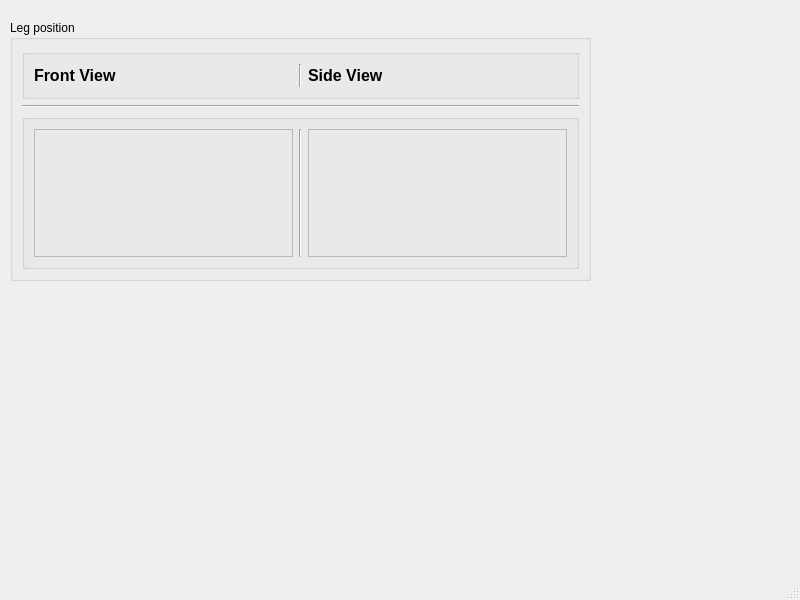
lrfbranco/soft-robotics-gui, file soft-robotics-gui/mainwindow.ui: the form before one commit.
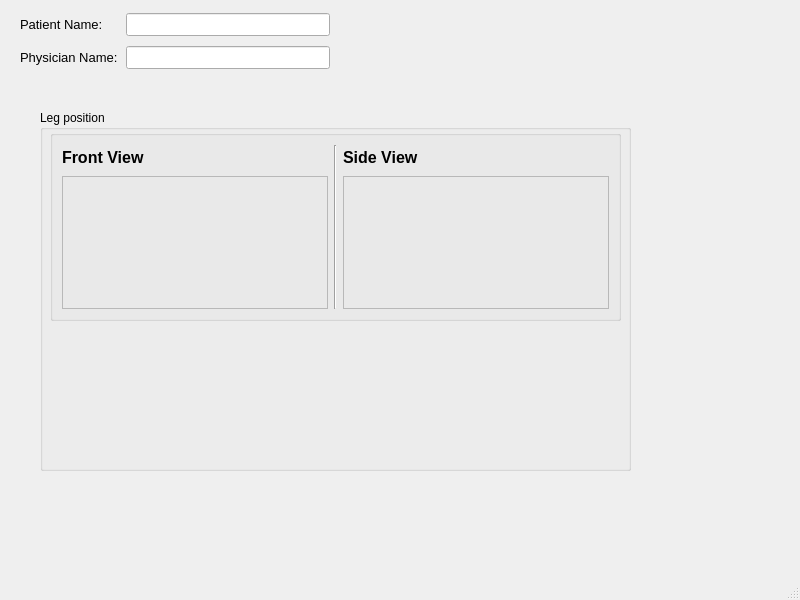
The form after the commit.

Commit message: Added date label

```diff
--- a/soft-robotics-gui/mainwindow.ui
+++ b/soft-robotics-gui/mainwindow.ui
@@ -17,57 +17,56 @@
    <widget class="QGroupBox" name="groupBox">
     <property name="geometry">
      <rect>
-      <x>10</x>
-      <y>20</y>
-      <width>581</width>
-      <height>261</height>
+      <x>40</x>
+      <y>110</y>
+      <width>591</width>
+      <height>361</height>
      </rect>
     </property>
     <property name="title">
      <string>Leg position</string>
     </property>
-    <layout class="QVBoxLayout" name="verticalLayout">
-     <item>
-      <widget class="QGroupBox" name="headerLegPos">
-       <property name="minimumSize">
-        <size>
-         <width>0</width>
-         <height>50</height>
-        </size>
-       </property>
-       <property name="maximumSize">
-        <size>
-         <width>16777215</width>
-         <height>50</height>
-        </size>
-       </property>
-       <property name="title">
-        <string/>
-       </property>
-       <layout class="QHBoxLayout" name="horizontalLayout">
-        <item>
-         <widget class="QLabel" name="label">
-          <property name="font">
-           <font>
-            <pointsize>12</pointsize>
-            <weight>75</weight>
-            <bold>true</bold>
-           </font>
-          </property>
-          <property name="text">
-           <string>Front View</string>
-          </property>
-         </widget>
-        </item>
-        <item>
-         <widget class="Line" name="line_2">
-          <property name="orientation">
-           <enum>Qt::Vertical</enum>
-          </property>
-         </widget>
-        </item>
+    <widget class="QGroupBox" name="legPosData">
+     <property name="geometry">
+      <rect>
+       <x>10</x>
+       <y>20</y>
+       <width>571</width>
+       <height>191</height>
+      </rect>
+     </property>
+     <property name="minimumSize">
+      <size>
+       <width>0</width>
+       <height>0</height>
+      </size>
+     </property>
+     <property name="maximumSize">
+      <size>
+       <width>16777215</width>
+       <height>16777215</height>
+      </size>
+     </property>
+     <property name="title">
+      <string/>
+     </property>
+     <layout class="QGridLayout" name="gridLayout">
+      <item row="0" column="2">
+       <layout class="QVBoxLayout" name="verticalLayout_3">
         <item>
          <widget class="QLabel" name="label_2">
+          <property name="minimumSize">
+           <size>
+            <width>0</width>
+            <height>25</height>
+           </size>
+          </property>
+          <property name="maximumSize">
+           <size>
+            <width>16777215</width>
+            <height>25</height>
+           </size>
+          </property>
           <property name="font">
            <font>
             <pointsize>12</pointsize>
@@ -80,41 +79,14 @@
           </property>
          </widget>
         </item>
-       </layout>
-      </widget>
-     </item>
-     <item>
-      <widget class="Line" name="line">
-       <property name="orientation">
-        <enum>Qt::Horizontal</enum>
-       </property>
-      </widget>
-     </item>
-     <item>
-      <widget class="QGroupBox" name="legPosData">
-       <property name="title">
-        <string/>
-       </property>
-       <layout class="QHBoxLayout" name="horizontalLayout_2">
-        <item>
-         <widget class="QFrame" name="frameFrontView">
-          <property name="frameShape">
-           <enum>QFrame::StyledPanel</enum>
-          </property>
-          <property name="frameShadow">
-           <enum>QFrame::Raised</enum>
-          </property>
-         </widget>
-        </item>
-        <item>
-         <widget class="Line" name="line_3">
-          <property name="orientation">
-           <enum>Qt::Vertical</enum>
-          </property>
-         </widget>
-        </item>
         <item>
          <widget class="QFrame" name="frameSideView">
+          <property name="minimumSize">
+           <size>
+            <width>0</width>
+            <height>100</height>
+           </size>
+          </property>
           <property name="frameShape">
            <enum>QFrame::StyledPanel</enum>
           </property>
@@ -124,7 +96,176 @@
          </widget>
         </item>
        </layout>
-      </widget>
+      </item>
+      <item row="0" column="0">
+       <layout class="QVBoxLayout" name="verticalLayout_2">
+        <item>
+         <widget class="QLabel" name="label">
+          <property name="minimumSize">
+           <size>
+            <width>0</width>
+            <height>25</height>
+           </size>
+          </property>
+          <property name="maximumSize">
+           <size>
+            <width>16777215</width>
+            <height>25</height>
+           </size>
+          </property>
+          <property name="font">
+           <font>
+            <pointsize>12</pointsize>
+            <weight>75</weight>
+            <bold>true</bold>
+           </font>
+          </property>
+          <property name="text">
+           <string>Front View</string>
+          </property>
+         </widget>
+        </item>
+        <item>
+         <widget class="QFrame" name="frameFrontView">
+          <property name="minimumSize">
+           <size>
+            <width>0</width>
+            <height>100</height>
+           </size>
+          </property>
+          <property name="frameShape">
+           <enum>QFrame::StyledPanel</enum>
+          </property>
+          <property name="frameShadow">
+           <enum>QFrame::Raised</enum>
+          </property>
+         </widget>
+        </item>
+       </layout>
+      </item>
+      <item row="0" column="1">
+       <widget class="Line" name="line_2">
+        <property name="orientation">
+         <enum>Qt::Vertical</enum>
+        </property>
+       </widget>
+      </item>
+     </layout>
+    </widget>
+   </widget>
+   <widget class="QLabel" name="dateLabel">
+    <property name="geometry">
+     <rect>
+      <x>600</x>
+      <y>530</y>
+      <width>200</width>
+      <height>25</height>
+     </rect>
+    </property>
+    <property name="minimumSize">
+     <size>
+      <width>200</width>
+      <height>25</height>
+     </size>
+    </property>
+    <property name="maximumSize">
+     <size>
+      <width>200</width>
+      <height>25</height>
+     </size>
+    </property>
+    <property name="font">
+     <font>
+      <pointsize>10</pointsize>
+     </font>
+    </property>
+    <property name="text">
+     <string/>
+    </property>
+   </widget>
+   <widget class="QWidget" name="">
+    <property name="geometry">
+     <rect>
+      <x>20</x>
+      <y>10</y>
+      <width>310</width>
+      <height>62</height>
+     </rect>
+    </property>
+    <layout class="QVBoxLayout" name="verticalLayout">
+     <item>
+      <layout class="QHBoxLayout" name="horizontalLayout">
+       <item>
+        <widget class="QLabel" name="label_3">
+         <property name="minimumSize">
+          <size>
+           <width>100</width>
+           <height>25</height>
+          </size>
+         </property>
+         <property name="font">
+          <font>
+           <pointsize>10</pointsize>
+          </font>
+         </property>
+         <property name="text">
+          <string>Patient Name:</string>
+         </property>
+        </widget>
+       </item>
+       <item>
+        <widget class="QLineEdit" name="patientNameValue">
+         <property name="minimumSize">
+          <size>
+           <width>200</width>
+           <height>0</height>
+          </size>
+         </property>
+         <property name="font">
+          <font>
+           <pointsize>10</pointsize>
+          </font>
+         </property>
+        </widget>
+       </item>
+      </layout>
+     </item>
+     <item>
+      <layout class="QHBoxLayout" name="horizontalLayout_2">
+       <item>
+        <widget class="QLabel" name="label_4">
+         <property name="minimumSize">
+          <size>
+           <width>100</width>
+           <height>25</height>
+          </size>
+         </property>
+         <property name="font">
+          <font>
+           <pointsize>10</pointsize>
+          </font>
+         </property>
+         <property name="text">
+          <string>Physician Name:</string>
+         </property>
+        </widget>
+       </item>
+       <item>
+        <widget class="QLineEdit" name="physicianNameValue">
+         <property name="minimumSize">
+          <size>
+           <width>200</width>
+           <height>0</height>
+          </size>
+         </property>
+         <property name="font">
+          <font>
+           <pointsize>10</pointsize>
+          </font>
+         </property>
+        </widget>
+       </item>
+      </layout>
      </item>
     </layout>
    </widget>
```
The commit also changes 2 other files.
